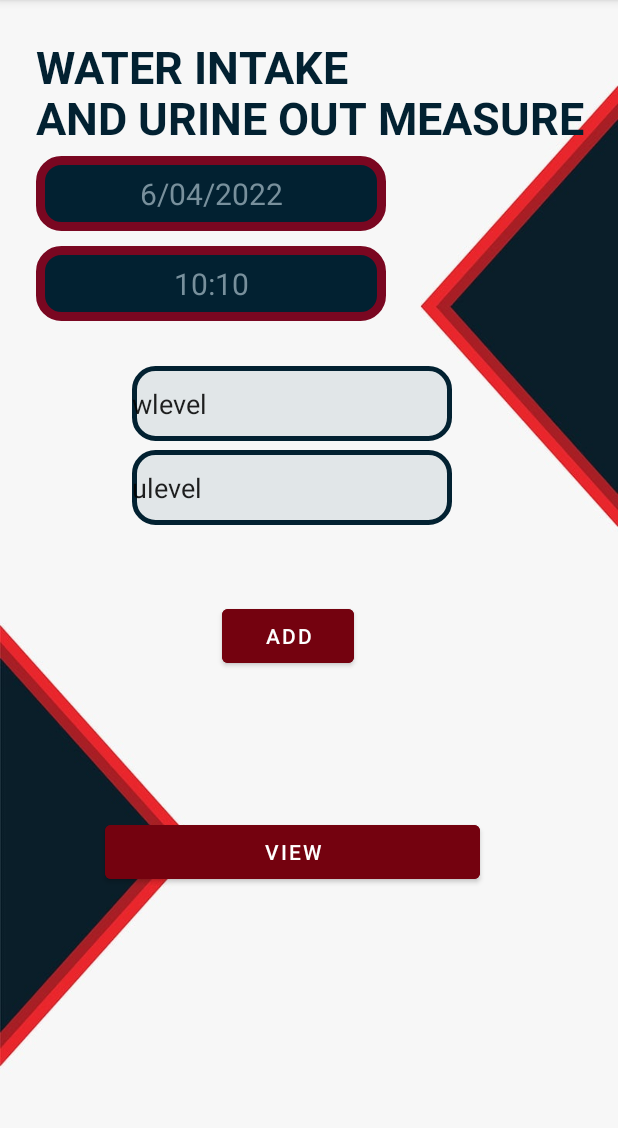
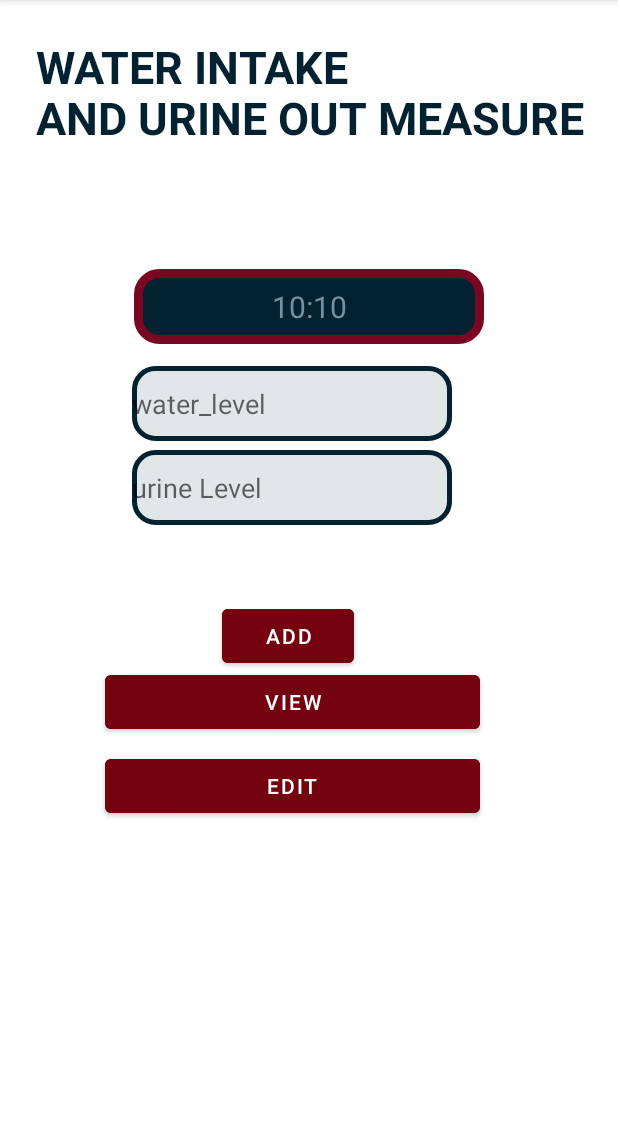
Before and after one commit to it20667696/MAD_Project, an Android app: the Measure screen opened directly, with no data from a screen before it, on a phone screen of 412 x 824 dp, the part 84-1212 px from its top. Run offline under Robolectric (Android 15) with nearby library versions, the phone set to English and light mode, and no system bars; 1 statement that could not run was skipped.

Commit message:
added new change

```diff
--- a/app/src/main/java/com/example/dialysissheduler/MainActivity.java
+++ b/app/src/main/java/com/example/dialysissheduler/MainActivity.java
@@ -27,6 +27,8 @@ public class MainActivity extends AppCompatActivity implements View.OnClickListe
         card4.setOnClickListener(this);
     }
 
+
+
     @Override
     public void onClick(View view) {
         Intent i;
--- a/app/src/main/java/com/example/dialysissheduler/Measure.java
+++ b/app/src/main/java/com/example/dialysissheduler/Measure.java
@@ -1,9 +1,8 @@
 package com.example.dialysissheduler;
 
-import android.content.Context;
+import android.content.ContentValues;
 import android.content.Intent;
 import android.database.sqlite.SQLiteDatabase;
-import android.database.sqlite.SQLiteStatement;
 import android.os.Bundle;
 import android.view.View;
 import android.widget.Button;
@@ -14,68 +13,97 @@ import androidx.appcompat.app.AppCompatActivity;
 
 public class Measure extends AppCompatActivity {
 
-    EditText ed1,ed2;
-    Button b1,b2;
+    DatabaseHelper3 dBmain;
+    SQLiteDatabase sqLiteDatabase;
+    EditText Time, waterLevel,urineLevel;
+    Button btn_submit, btn_display, btn_edit;
+    int id = 0;
 
     @Override
     protected void onCreate(Bundle savedInstanceState) {
         super.onCreate(savedInstanceState);
         setContentView(R.layout.activity_measure);
+        dBmain = new DatabaseHelper3(this);
+        //create object
+        findid();
+        insertData();
+        cleardata();
+        editdata();
+    }
 
+    private void editdata() {
+        if (getIntent().getBundleExtra("studata") != null) {
+            Bundle bundle = getIntent().getBundleExtra("studata");
+            id = bundle.getInt("id");
+            Time.setText(bundle.getString("Time"));
+            waterLevel.setText(bundle.getString("waterLevel"));
+            urineLevel.setText(bundle.getString("urineLevel"));
 
-        ed1 = findViewById(R.id.wlevel);
-        ed2 = findViewById(R.id.ulevel);
+            btn_edit.setVisibility(View.VISIBLE);
+            btn_submit.setVisibility(View.GONE);
+        }
+    }
 
-        b1 = findViewById(R.id.btn_add);
-        b2 = findViewById(R.id.btn_view);
+    private void cleardata() {
+        Time.setText("");
+        waterLevel.setText("");
+        urineLevel.setText("");
+    }
 
-        b2.setOnClickListener(new View.OnClickListener() {
+    private void insertData() {
+        btn_submit.setOnClickListener(new View.OnClickListener() {
             @Override
-            public void onClick(View view) {
-                Intent i = new Intent(getApplicationContext(),view.class);
-                startActivity(i);
+            public void onClick(View v) {
+                ContentValues contentValues = new ContentValues();
+                contentValues.put("Time", Time.getText().toString().trim());
+                contentValues.put("waterLevel", waterLevel.getText().toString().trim());
+                contentValues.put("urineLevel", urineLevel.getText().toString().trim());
+
+                sqLiteDatabase = dBmain.getWritableDatabase();
+                Long recid = sqLiteDatabase.insert("intakes", null, contentValues);
+                if (recid != null) {
+                    Toast.makeText(Measure.this, "successfully insert", Toast.LENGTH_SHORT).show();
+                    cleardata();
+                } else {
+                    Toast.makeText(Measure.this, "something wrong try again", Toast.LENGTH_SHORT).show();
+                }
             }
         });
-
-        b1.setOnClickListener(new View.OnClickListener() {
+        btn_display.setOnClickListener(new View.OnClickListener() {
             @Override
-            public void onClick(View view) {
-                insert();
+            public void onClick(View v) {
+                Intent intent = new Intent(Measure.this, main2.class);
+                startActivity(intent);
             }
         });
+        btn_edit.setOnClickListener(new View.OnClickListener() {
+            @Override
+            public void onClick(View v) {
+                ContentValues contentValues = new ContentValues();
+                contentValues.put("Time", Time.getText().toString().trim());
+                contentValues.put("waterLevel", waterLevel.getText().toString().trim());
+                contentValues.put("urineLevel", urineLevel.getText().toString().trim());
 
-
+                sqLiteDatabase = dBmain.getWritableDatabase();
+                long recid = sqLiteDatabase.update("intakes", contentValues, "id=" + id, null);
+                if (recid != -1) {
+                    Toast.makeText(Measure.this, "Update successfully", Toast.LENGTH_SHORT).show();
+                    btn_submit.setVisibility(View.VISIBLE);
+                    btn_edit.setVisibility(View.GONE);
+                    cleardata();
+                } else {
+                    Toast.makeText(Measure.this, "something wrong try again", Toast.LENGTH_SHORT).show();
+                }
+            }
+        });
     }
 
-    public void insert(){
-        try {
-            String wlevel = ed1.getText().toString();
-            String ulevel = ed2.getText().toString();
-
-            SQLiteDatabase db = openOrCreateDatabase("reports", Context.MODE_PRIVATE,null);
-            db.execSQL("CREATE TABLE IF NOT EXISTS records(id INTEGER PRIMARY KEY AUTOINCREMENT, wlevel VARCHAR,ulevel VARCHAR )");
-
-
-            String sql = "insert into records(wlevel,ulevel)values(?,?)";
-            SQLiteStatement statement = db.compileStatement(sql);
-            statement.bindString(1,wlevel);
-            statement.bindString(2,ulevel);
-            statement.execute();
-            Toast.makeText(this,"Record added",Toast.LENGTH_LONG).show();
-
-            ed1.setText("");
-            ed2.setText("");
-            ed1.requestFocus();
-
-        }
-        catch (Exception ex){
-
-            Toast.makeText(this,"record Fail",Toast.LENGTH_LONG).show();
-        }
-
-
-
-
-
+    private void findid() {
+        Time = (EditText) findViewById(R.id.Time);
+        waterLevel = (EditText) findViewById(R.id.waterLevel);
+        urineLevel = (EditText) findViewById(R.id.urineLevel);
+        btn_submit = (Button) findViewById(R.id.btn_submit);
+        btn_display = (Button) findViewById(R.id.btn_display);
+        btn_edit = (Button) findViewById(R.id.btn_edit);
     }
 }
--- a/app/src/main/res/layout/activity_measure.xml
+++ b/app/src/main/res/layout/activity_measure.xml
@@ -1,12 +1,11 @@
 <?xml version="1.0" encoding="utf-8"?>
-<androidx.constraintlayout.widget.ConstraintLayout xmlns:android="http://schemas.android.com/apk/res/android"
+<androidx.constraintlayout.widget.ConstraintLayout
+    xmlns:android="http://schemas.android.com/apk/res/android"
+    xmlns:tools="http://schemas.android.com/tools"
     xmlns:app="http://schemas.android.com/apk/res-auto"
-    xmlns:tools="http://schemas.android.com/tools"
     android:layout_width="match_parent"
     android:layout_height="match_parent"
-    android:background="@drawable/background12"
-    tools:context=".MainActivity">
-
+    tools:context=".Measure">
 
   <TextView
       android:id="@+id/water"
@@ -37,45 +36,29 @@
       app:layout_constraintStart_toStartOf="parent"
       app:layout_constraintTop_toTopOf="parent" />
 
+
   <EditText
-        android:id="@+id/Date"
+      android:id="@+id/Time"
       android:layout_width="wrap_content"
       android:layout_height="wrap_content"
-        android:layout_marginStart="24dp"
-        android:layout_marginTop="104dp"
+      android:layout_marginTop="164dp"
+      android:autofillHints=""
       android:background="@drawable/editer"
+      android:ems="10"
+      android:hint="10:10"
+      android:inputType="text"
+      android:minHeight="48dp"
       android:textAlignment="center"
-        android:autofillHints=""
-        android:ems="10"
-        android:hint="6/04/2022"
-        android:inputType="date"
-        android:minHeight="48dp"
       android:textColorHint="#78909C"
       android:textSize="20sp"
-        app:layout_constraintStart_toStartOf="parent"
-        app:layout_constraintTop_toTopOf="parent" />
-
-    <EditText
-        android:id="@+id/time"
-        android:layout_width="wrap_content"
-        android:layout_height="wrap_content"
-        android:textAlignment="center"
-        android:layout_marginStart="24dp"
-        android:layout_marginTop="164dp"
-        android:background="@drawable/editer"
-        android:autofillHints=""
-        android:ems="10"
-        android:hint="10:10"
-        android:inputType="time"
-        android:minHeight="48dp"
-        android:textColorHint="#78909C"
-        android:textSize="20sp"
+      app:layout_constraintBottom_toTopOf="@+id/waterLevel"
+      app:layout_constraintEnd_toEndOf="parent"
       app:layout_constraintStart_toStartOf="parent"
       app:layout_constraintTop_toTopOf="parent"
       tools:ignore="InvalidId" />
 
   <EditText
-        android:id="@+id/wlevel"
+      android:id="@+id/waterLevel"
       android:layout_width="wrap_content"
       android:layout_height="wrap_content"
       android:layout_marginStart="88dp"
@@ -83,7 +66,7 @@
       android:background="@drawable/editer2"
       android:ems="10"
       android:hint="water_level"
-        android:inputType="number"
+      android:inputType="text"
       android:minHeight="48dp"
       android:text="@string/water_level"
       app:layout_constraintStart_toStartOf="parent"
@@ -91,7 +74,7 @@
 
 
   <EditText
-        android:id="@+id/ulevel"
+      android:id="@+id/urineLevel"
       android:layout_width="wrap_content"
       android:layout_height="wrap_content"
       android:layout_marginStart="88dp"
@@ -99,14 +82,14 @@
       android:background="@drawable/editer2"
       android:ems="10"
       android:hint="urine Level"
-        android:inputType="number"
+      android:inputType="text"
       android:minHeight="48dp"
       android:text="@string/urine_level"
       app:layout_constraintStart_toStartOf="parent"
       app:layout_constraintTop_toTopOf="parent" />
 
   <Button
-        android:id="@+id/btn_add"
+      android:id="@+id/btn_submit"
       android:layout_width="wrap_content"
       android:layout_height="wrap_content"
       android:layout_marginStart="148dp"
@@ -117,15 +100,27 @@
       app:layout_constraintTop_toTopOf="parent" />
 
   <Button
-        android:id="@+id/btn_view"
+      android:id="@+id/btn_display"
       android:layout_width="250dp"
       android:layout_height="wrap_content"
       android:layout_marginStart="70dp"
-        android:layout_marginTop="544dp"
+      android:layout_marginTop="444dp"
       android:text="View"
       android:backgroundTint="#74020F"
       app:layout_constraintStart_toStartOf="parent"
       app:layout_constraintTop_toTopOf="parent" />
 
+  <Button
+      android:id="@+id/btn_edit"
+      android:layout_width="250dp"
+      android:layout_height="wrap_content"
+      android:layout_marginStart="70dp"
+      android:layout_marginTop="500dp"
+      android:text="Edit"
+      android:backgroundTint="#74020F"
+      app:layout_constraintStart_toStartOf="parent"
+      app:layout_constraintTop_toTopOf="parent" />
+
+
 
   </androidx.constraintlayout.widget.ConstraintLayout>
--- a/app/src/main/res/layout/support_simple_spinner_dropdown_item.xml
+++ /dev/null
@@ -1,6 +0,0 @@
-<?xml version="1.0" encoding="utf-8"?>
-<androidx.constraintlayout.widget.ConstraintLayout xmlns:android="http://schemas.android.com/apk/res/android"
-    android:layout_width="match_parent"
-    android:layout_height="match_parent">
-
-</androidx.constraintlayout.widget.ConstraintLayout>
--- a/app/src/main/res/values/strings.xml
+++ b/app/src/main/res/values/strings.xml
@@ -3,4 +3,9 @@
     <string name="contact_doctor">Contact Doctor</string>
     <string name="water_level">wlevel</string>
     <string name="urine_level">ulevel</string>
+    <string name="patient_id">patient id</string>
+    <string name="submit">submit</string>
+    <string name="view">view</string>
+    <string name="edit">Edit</string>
+    <string name="update">Update</string>
 </resources>
```
Also changed, not shown: app/src/main/AndroidManifest.xml (+4 -4 lines), app/src/main/java/com/example/dialysissheduler/DatabaseHelperClass.java (deleted, +0 -13 lines), app/src/main/java/com/example/dialysissheduler/PatientModelClass.java (deleted, +0 -95 lines), app/src/main/java/com/example/dialysissheduler/contact_doctor.java (+32 -1 lines), app/src/main/java/com/example/dialysissheduler/main2.java (added, +139 -0 lines), app/src/main/java/com/example/dialysissheduler/monthly_report.java (+26 -36 lines), app/src/main/java/com/example/dialysissheduler/student.java (deleted, +0 -10 lines), app/src/main/java/com/example/dialysissheduler/view.java (deleted, +0 -69 lines), app/src/main/res/layout/activity_contact_doctor.xml (+33 -12 lines), app/src/main/res/layout/activity_main2.xml (renamed from app/src/main/res/layout/activity_view.xml, +4 -8 lines), app/src/main/res/layout/activity_monthly_report.xml (+14 -30 lines). Lines whose indentation alone changed are shown as unchanged.
